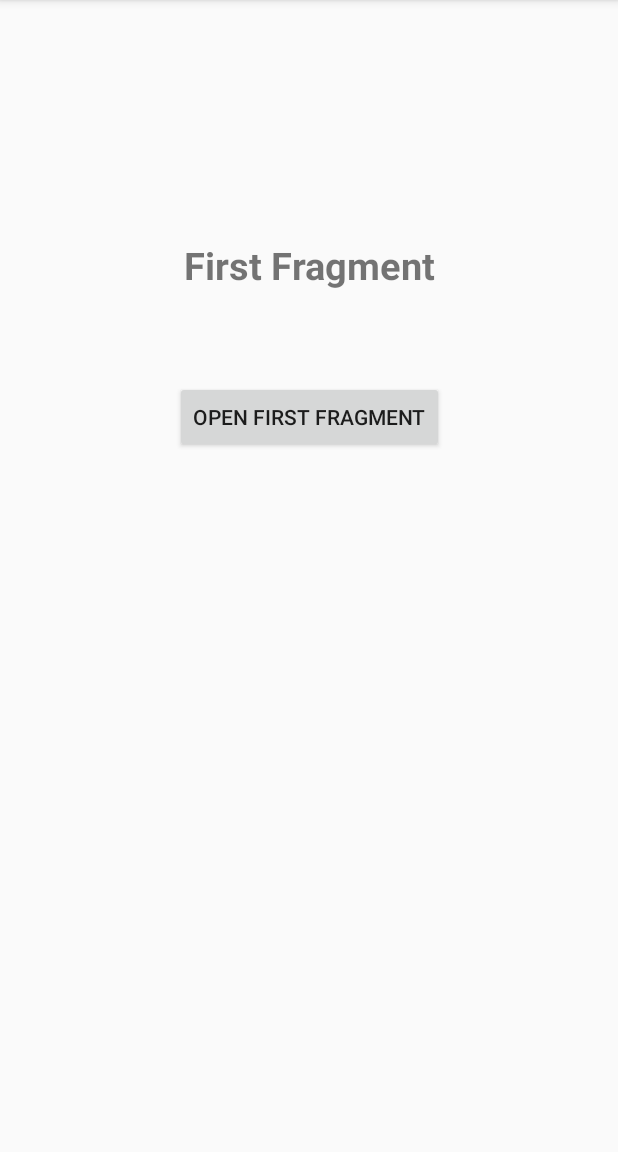
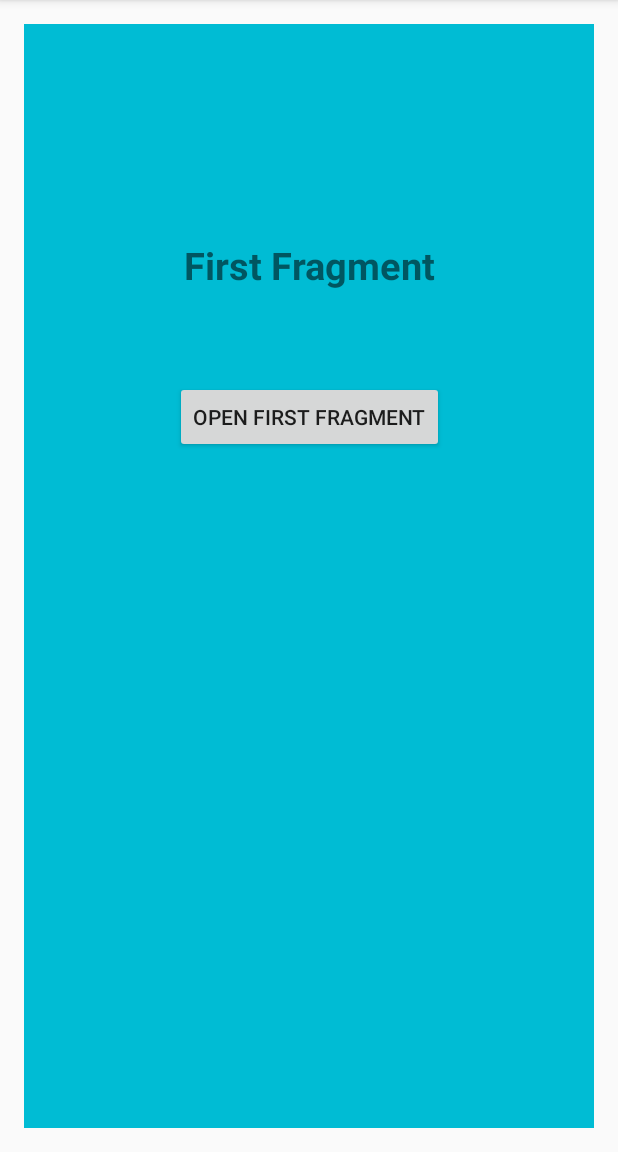
Before and after one commit to Amanpreetkaur2111/DynamicFragments, an Android app: the screen it shows after launch (MainActivity), after a tap on "OPEN FIRST FRAGMENT", on a phone screen of 412 x 824 dp, the part 84-1236 px from its top. Run offline under Robolectric (Android 15) with nearby library versions, the phone set to English and light mode, and no system bars.

Commit message:
background color

```diff
--- a/app/src/main/java/com/example/dynamicfrag/FirstFragment.java
+++ b/app/src/main/java/com/example/dynamicfrag/FirstFragment.java
@@ -30,11 +30,12 @@ public class FirstFragment extends Fragment {
         View view =  inflater.inflate(R.layout.fragment_first, container, false);
 
         button = view.findViewById(R.id.button2);
+
         button.setOnClickListener(new View.OnClickListener() {
             @Override
             public void onClick(View view) {
 
-                MainActivity.fragmentManager.beginTransaction().replace(R.id.fragment_container,new SecondFragment(),null).commit();
+                MainActivity.fragmentManager.beginTransaction().replace(R.id.fragment_container,new SecondFragment(),null).addToBackStack(null).commit();
 
             }
         });
--- a/app/src/main/java/com/example/dynamicfrag/HomeFragment.java
+++ b/app/src/main/java/com/example/dynamicfrag/HomeFragment.java
@@ -16,7 +16,8 @@ import android.widget.Button;
  */
 public class HomeFragment extends Fragment {
 
-     private Button button;
+    private Button button;
+
     public HomeFragment() {
         // Required empty public constructor
     }
@@ -27,11 +28,13 @@ public class HomeFragment extends Fragment {
                              Bundle savedInstanceState) {
         // Inflate the layout for this fragment
         View view = inflater.inflate(R.layout.fragment_home, container, false);
+
         button = view.findViewById(R.id.button);
+
         button.setOnClickListener(new View.OnClickListener() {
             @Override
             public void onClick(View view) {
-                MainActivity.fragmentManager.beginTransaction().replace(R.id.fragment_container,new FirstFragment(),null).commit();
+                MainActivity.fragmentManager.beginTransaction().replace(R.id.fragment_container,new FirstFragment(),null).addToBackStack(null).commit();
 
             }
         });
--- a/app/src/main/java/com/example/dynamicfrag/MainActivity.java
+++ b/app/src/main/java/com/example/dynamicfrag/MainActivity.java
@@ -20,9 +20,9 @@ public class MainActivity extends AppCompatActivity {
 
         if(findViewById(R.id.fragment_container)!= null){
 
-            if(savedInstanceState!=null){
-                return;
-            }
+//            if(savedInstanceState!=null){
+//                return;
+//            }
 
             FragmentTransaction fragmentTransaction = fragmentManager.beginTransaction();
             HomeFragment homeFragment = new HomeFragment();
@@ -30,4 +30,6 @@ public class MainActivity extends AppCompatActivity {
             fragmentTransaction.commit();
         }
     }
+
+
 }
--- a/app/src/main/java/com/example/dynamicfrag/SecondFragment.java
+++ b/app/src/main/java/com/example/dynamicfrag/SecondFragment.java
@@ -25,7 +25,7 @@ public class SecondFragment extends Fragment {
     public View onCreateView(LayoutInflater inflater, ViewGroup container,
                              Bundle savedInstanceState) {
         // Inflate the layout for this fragment
-        return inflater.inflate(R.layout.fragment_second, container, false);
+        return inflater.inflate(R.layout.fragment_second,container, false);
     }
 
 }
--- a/app/src/main/res/layout/fragment_first.xml
+++ b/app/src/main/res/layout/fragment_first.xml
@@ -4,7 +4,8 @@
     xmlns:tools="http://schemas.android.com/tools"
     android:layout_width="match_parent"
     android:layout_height="match_parent"
-    tools:context=".HomeFragment">
+    tools:context=".HomeFragment"
+    android:background="@color/first_fragment_color">
 
 
     <TextView
--- a/app/src/main/res/layout/fragment_home.xml
+++ b/app/src/main/res/layout/fragment_home.xml
@@ -4,7 +4,8 @@
     xmlns:tools="http://schemas.android.com/tools"
     android:layout_width="match_parent"
     android:layout_height="match_parent"
-    tools:context=".HomeFragment">
+    tools:context=".HomeFragment"
+    android:background="@color/home_fragment_color">
 
 
     <TextView
--- a/app/src/main/res/layout/fragment_second.xml
+++ b/app/src/main/res/layout/fragment_second.xml
@@ -4,7 +4,8 @@
     xmlns:tools="http://schemas.android.com/tools"
     android:layout_width="match_parent"
     android:layout_height="match_parent"
-    tools:context=".HomeFragment">
+    tools:context=".HomeFragment"
+    android:background="@color/second_fragment_color">
 
 
     <TextView
--- a/app/src/main/res/values/colors.xml
+++ b/app/src/main/res/values/colors.xml
@@ -3,6 +3,7 @@
     <color name="colorPrimary">#008577</color>
     <color name="colorPrimaryDark">#00574B</color>
     <color name="colorAccent">#D81B60</color>
+
     <color name="home_fragment_color">#009688</color>
     <color name="first_fragment_color">#00BCD4</color>
     <color name="second_fragment_color">#CDDC39</color>
```
